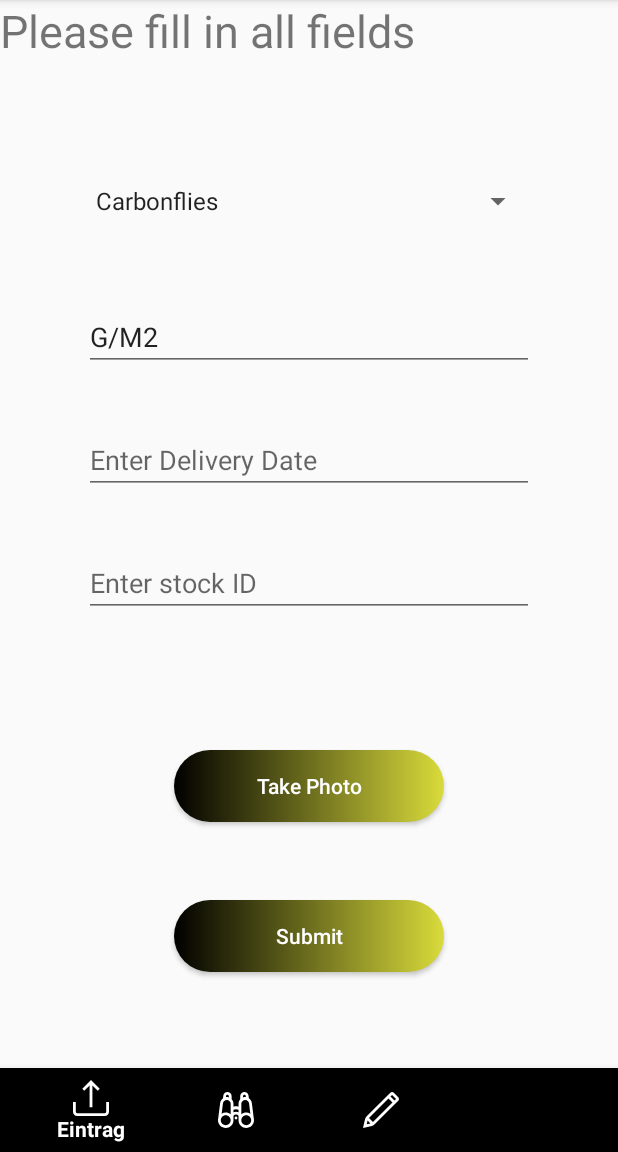
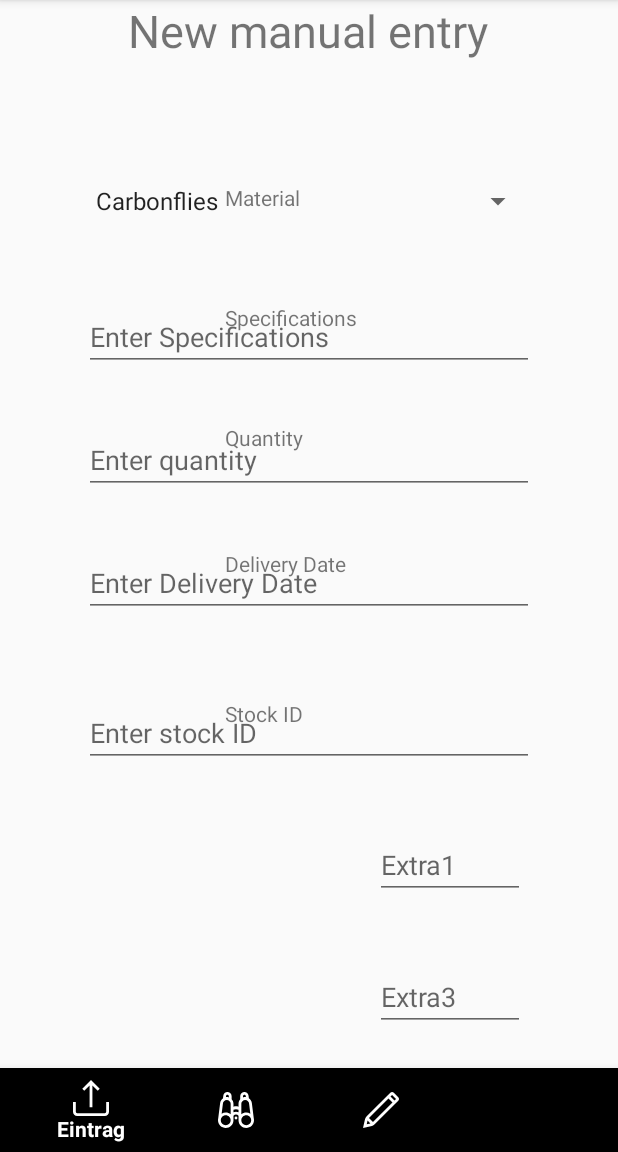
Before and after one commit to MattCas/TFC_Stockmaster, an Android app: the screen it shows after launch (MainActivity), after a tap on "Manuell Eintrag", on a phone screen of 412 x 824 dp, the part 84-1236 px from its top. Run offline under Robolectric (Android 15) with nearby library versions, the phone set to English and light mode, and no system bars.

Commit message:
Generated additional edittext for Extra fields. Works in DB. Added Quantity. Still need to upload images and generate QR codes.

```diff
--- a/app/src/main/java/com/TFCStockmaster/MainActivity.java
+++ b/app/src/main/java/com/TFCStockmaster/MainActivity.java
@@ -94,7 +94,7 @@ public class MainActivity extends AppCompatActivity {
   }
   // Insert into DB
   // TODO Adjust inputs and recreate database to match
-  public void InsertDB(View view, String stockid, String material, String quantity, String specs, String deliveryDate, String extra1, String extra2, String extra3, String extra4, String extra5, String extra6, String photoid){
+  public void InsertDB(View view, String stockid, String material, String spec_declared, String specs, String quantity, String deliveryDate, String extra1, String extra2, String extra3, String extra4, String extra5, String extra6, String photoid){
     try{
       if(ConnectionClass.con == null){
         new ConnectionClass().setConnection();
@@ -103,8 +103,8 @@ public class MainActivity extends AppCompatActivity {
       if(ConnectionClass.con != null){
         Statement stmt = ConnectionClass.con.createStatement();
         // SQL statement
-        String sql = "insert INTO StockTable VALUES('" + stockid + "','" +  material + "','" + quantity +
-                "','" +  specs +  "','" +  deliveryDate + "','" + extra1 + "','" +  extra2 + "','" +  extra3 +
+        String sql = "insert INTO StockTable VALUES('" + stockid + "','" +  material + "','" + spec_declared +
+                "','" +  specs +  "','" +  quantity + "','" + deliveryDate + "','" + extra1 + "','" +  extra2 + "','" +  extra3 +
                 "','"+ extra4 + "','" +  extra5 + "','" +  extra6 + "','" +  photoid + "', getDate());";
         int res = stmt.executeUpdate(sql);
         //Log.e("DBCOM", sql);
--- a/app/src/main/java/com/TFCStockmaster/fragments/ManualEntryFragment.java
+++ b/app/src/main/java/com/TFCStockmaster/fragments/ManualEntryFragment.java
@@ -12,6 +12,7 @@ import android.widget.ArrayAdapter;
 import android.widget.Button;
 import android.widget.DatePicker;
 import android.widget.EditText;
+import android.widget.RelativeLayout;
 import android.widget.Spinner;
 
 import androidx.fragment.app.Fragment;
@@ -23,8 +24,8 @@ import java.util.Calendar;
 
 public class ManualEntryFragment extends Fragment implements AdapterView.OnItemSelectedListener {
     DatePickerDialog picker;
-    EditText eText, stockid;
-    String material, specs, deliveryDate, stockidstring, quantity, photoid, extra1, extra2, extra3, extra4, extra5, extra6;
+    EditText eText, etStockid, etSpecDeclared, etQuantity, etExtra1, etExtra2, etExtra3, etExtra4, etExtra5, etExtra6;
+    String material, specs, deliveryDate, stockidstring, spec_declared, quantity, photoid, extra1, extra2, extra3, extra4, extra5, extra6;
 
     public ManualEntryFragment() {
         // Required empty public constructor
@@ -66,9 +67,17 @@ public class ManualEntryFragment extends Fragment implements AdapterView.OnItemS
         final Spinner manEntryMaterial    = view.findViewById(R.id.man_entry_material);
         final EditText manEntrySpecs      = view.findViewById(R.id.man_entry_specs);
         final EditText manEntryDate       = view.findViewById(R.id.man_entry_date_text);
-        stockid                           = view.findViewById(R.id.man_entry_stockid);
+        etSpecDeclared                    = view.findViewById(R.id.man_entry_spec_declared);
+        etQuantity                        = view.findViewById(R.id.man_entry_quantity);
+        etStockid                         = view.findViewById(R.id.man_entry_stockid);
+        etExtra1                          = view.findViewById(R.id.man_entry_extra1);
+        etExtra2                          = view.findViewById(R.id.man_entry_extra2);
+        etExtra3                          = view.findViewById(R.id.man_entry_extra3);
+        etExtra4                          = view.findViewById(R.id.man_entry_extra4);
+        etExtra5                          = view.findViewById(R.id.man_entry_extra5);
+        etExtra6                          = view.findViewById(R.id.man_entry_extra6);
         // Setup material spinner
-        ArrayAdapter<CharSequence> adapter = ArrayAdapter.createFromResource(getContext(), R.array.planets_array, android.R.layout.simple_spinner_item);
+        ArrayAdapter<CharSequence> adapter = ArrayAdapter.createFromResource(getContext(), R.array.categories_array, android.R.layout.simple_spinner_item);
         adapter.setDropDownViewResource(android.R.layout.simple_spinner_dropdown_item);
         manEntryMaterial.setAdapter(adapter);
         manEntryMaterial.setOnItemSelectedListener(this);
@@ -76,19 +85,20 @@ public class ManualEntryFragment extends Fragment implements AdapterView.OnItemS
         manEntrySubmitButton.setOnClickListener(new View.OnClickListener() {
             @Override
             public void onClick(View view) {
-                stockidstring = stockid.getText().toString();
-                specs = manEntrySpecs.getText().toString();
-                deliveryDate = manEntryDate.getText().toString();
-                quantity = "qty variable";
-                photoid = "photoID here";
-                extra1 = "extra info here";
-                extra2 = "extra info here";
-                extra3 = "extra info here";
-                extra4 = "extra info here";
-                extra5 = "extra info here";
-                extra6 = "extra info here";
-                // Enter code to submit entry details here                                              ADD OTHER COLUMNS HERE -> MODIFY METHOD IN MAIN CLASS TO ACCEPT MORE ARGUMENTS
-                ((MainActivity) getActivity()).InsertDB(view,stockidstring, material, quantity, specs, deliveryDate, extra1, extra2, extra3, extra4, extra5, extra6, photoid);
+                stockidstring           = etStockid.getText().toString();
+                specs                   = manEntrySpecs.getText().toString();
+                deliveryDate            = manEntryDate.getText().toString();
+                spec_declared           = etSpecDeclared.getText().toString();
+                quantity                = etQuantity.getText().toString();
+                photoid                 = "photoID4Retrieval";
+                extra1                  = etExtra1.getText().toString();
+                extra2                  = etExtra2.getText().toString();
+                extra3                  = etExtra3.getText().toString();
+                extra4                  = etExtra4.getText().toString();
+                extra5                  = etExtra5.getText().toString();
+                extra6                  = etExtra6.getText().toString();
+                // Enter code to submit entry details here
+                ((MainActivity) getActivity()).InsertDB(view,stockidstring, material, spec_declared, specs, quantity, deliveryDate, extra1, extra2, extra3, extra4, extra5, extra6, photoid);
                 //Log.e("RES", material+specs+deliveryDate);
 
                 // Rename image to match charge ID
@@ -104,7 +114,7 @@ public class ManualEntryFragment extends Fragment implements AdapterView.OnItemS
             public void onClick(View view) {
                 //Intent intent = new Intent("android.media.action.IMAGE_CAPTURE");
                 //startActivityForResult(intent, 0);
-                ((MainActivity) getActivity()).takePhoto(stockid.getText().toString());
+                ((MainActivity) getActivity()).takePhoto(etStockid.getText().toString());
                 //((MainActivity) getActivity()).sendPhoto();
                 // Get image as variable
                 // Rename image to match charge ID
@@ -121,6 +131,7 @@ public class ManualEntryFragment extends Fragment implements AdapterView.OnItemS
         material = parent.getItemAtPosition(pos).toString();
         EditText spec = getActivity().findViewById(R.id.man_entry_specs);
         if (spec!= null){
+            RelativeLayout currentLayout = view.findViewById(R.id.man_entry_layout);
            switch (material){
                case "Carbonflies":
                   spec.setText(R.string.carbon_specs);
@@ -131,6 +142,12 @@ public class ManualEntryFragment extends Fragment implements AdapterView.OnItemS
                    break;
                case "Schaum":
                    spec.setText(R.string.foam_specs);
+                   /*
+                   etExtra1 = new EditText(getContext());
+                   etExtra1.setLayoutParams(new RelativeLayout.LayoutParams(RelativeLayout.LayoutParams.MATCH_PARENT, RelativeLayout.LayoutParams.WRAP_CONTENT));
+                   etExtra1.setText("dynamic item");
+                   currentLayout.addView(etExtra1);
+                    */
                    break;
                case "Hose":
                    spec.setText(R.string.hose_specs);
--- a/app/src/main/res/layout/fragment_manual_entry.xml
+++ b/app/src/main/res/layout/fragment_manual_entry.xml
@@ -1,17 +1,63 @@
 <?xml version="1.0" encoding="utf-8"?>
 <RelativeLayout xmlns:android="http://schemas.android.com/apk/res/android"
     xmlns:tools="http://schemas.android.com/tools"
+    android:id = "@+id/man_entry_layout"
     android:layout_width="match_parent"
     android:layout_height="match_parent"
     tools:context=".fragments.ManualEntryFragment">
 
     <TextView
         android:id="@+id/man_entry_header"
-        android:layout_width="match_parent"
-        android:layout_height="match_parent"
+        android:layout_width="wrap_content"
+        android:layout_height="wrap_content"
         android:text="@string/man_form_label"
         android:textSize="30dp"
-        android:layout_centerHorizontal="true"/>
+        android:layout_centerHorizontal="true"
+        />
+
+    <TextView
+        android:id="@+id/material_label_man_entry"
+        android:layout_width="100dp"
+        android:layout_height="wrap_content"
+        android:layout_marginTop="122dp"
+        android:layout_marginLeft="150dp"
+        android:text="Material"
+        />
+
+    <TextView
+        android:id="@+id/specs_label_man_entry"
+        android:layout_width="100dp"
+        android:layout_height="wrap_content"
+        android:layout_marginTop="202dp"
+        android:layout_marginLeft="150dp"
+        android:text="Specifications"
+        />
+
+    <TextView
+        android:id="@+id/quantity_label_man_entry"
+        android:layout_width="100dp"
+        android:layout_height="wrap_content"
+        android:layout_marginTop="282dp"
+        android:layout_marginLeft="150dp"
+        android:text="Quantity"
+        />
+
+    <TextView
+        android:id="@+id/delivery_date_label_man_entry"
+        android:layout_width="100dp"
+        android:layout_height="wrap_content"
+        android:layout_marginTop="366dp"
+        android:layout_marginLeft="150dp"
+        android:text="Delivery Date"
+        />
+
+    <TextView
+        android:id="@+id/man_entry_stock_id"
+        android:layout_width="100dp"
+        android:layout_height="wrap_content"
+        android:layout_marginTop="466dp"
+        android:layout_marginLeft="150dp"
+        android:text="Stock ID" />
 
     <Spinner
         android:id="@+id/man_entry_material"
@@ -25,11 +71,21 @@
         android:autofillHints="" />
 
     <EditText
-        android:id="@+id/man_entry_specs"
+        android:id="@+id/man_entry_spec_declared"
         android:layout_width="300dp"
         android:layout_height="wrap_content"
         android:layout_alignParentTop="true"
         android:layout_centerHorizontal="true"
+        android:layout_marginTop="202dp"
+        android:ems="10"
+        android:hint="Enter Specifications" />
+
+    <EditText
+        android:id="@+id/man_entry_specs"
+        android:layout_width="100dp"
+        android:layout_height="wrap_content"
+        android:layout_alignParentTop="true"
+        android:layout_marginLeft="550dp"
         android:layout_marginTop="202dp"
         android:ems="10"
         android:hint="G/M2" />
@@ -40,7 +96,7 @@
         android:layout_height="wrap_content"
         android:layout_alignParentTop="true"
         android:layout_centerHorizontal="true"
-        android:layout_marginTop="284dp"
+        android:layout_marginTop="366dp"
         android:ems="10"
         android:hint="Enter Delivery Date" />
 
@@ -50,30 +106,103 @@
         android:layout_height="wrap_content"
         android:layout_alignParentTop="true"
         android:layout_centerHorizontal="true"
-        android:layout_marginTop="366dp"
+        android:layout_marginTop="466dp"
         android:ems="10"
         android:hint="Enter stock ID" />
+
+
+    <EditText
+        android:id="@+id/man_entry_quantity"
+        android:layout_width="300dp"
+        android:layout_height="wrap_content"
+        android:layout_alignParentTop="true"
+        android:layout_centerHorizontal="true"
+        android:layout_marginTop="284dp"
+        android:ems="10"
+        android:hint="Enter quantity" />
+
+
+    <EditText
+        android:id="@+id/man_entry_extra1"
+        android:layout_width="100dp"
+        android:layout_height="wrap_content"
+        android:layout_alignParentTop="true"
+        android:layout_marginLeft="250dp"
+        android:layout_marginTop="554dp"
+        android:ems="10"
+        android:hint="Extra1" />
+
+    <EditText
+        android:id="@+id/man_entry_extra2"
+        android:layout_width="100dp"
+        android:layout_height="wrap_content"
+        android:layout_alignParentTop="true"
+        android:layout_marginLeft="450dp"
+        android:layout_marginTop="554dp"
+        android:ems="10"
+        android:hint="Extra2" />
+
+    <EditText
+        android:id="@+id/man_entry_extra3"
+        android:layout_width="100dp"
+        android:layout_height="wrap_content"
+        android:layout_alignParentTop="true"
+        android:layout_marginLeft="250dp"
+        android:layout_marginTop="642dp"
+        android:ems="10"
+        android:hint="Extra3" />
+
+    <EditText
+        android:id="@+id/man_entry_extra4"
+        android:layout_width="100dp"
+        android:layout_height="wrap_content"
+        android:layout_alignParentTop="true"
+        android:layout_marginLeft="450dp"
+        android:layout_marginTop="642dp"
+        android:ems="10"
+        android:hint="Extra4" />
+
+    <EditText
+        android:id="@+id/man_entry_extra5"
+        android:layout_width="100dp"
+        android:layout_height="wrap_content"
+        android:layout_alignParentTop="true"
+        android:layout_marginLeft="250dp"
+        android:layout_marginTop="730dp"
+        android:ems="10"
+        android:hint="Extra5" />
+
+    <EditText
+        android:id="@+id/man_entry_extra6"
+        android:layout_width="100dp"
+        android:layout_height="wrap_content"
+        android:layout_alignParentTop="true"
+        android:layout_marginLeft="450dp"
+        android:layout_marginTop="730dp"
+        android:ems="10"
+        android:hint="Extra6" />
+
+    <Button
+        android:id="@+id/man_entry_photo_button"
+        android:layout_width="180dp"
+        android:layout_height="wrap_content"
+        android:layout_centerHorizontal="true"
+        android:layout_marginTop="800dp"
+        android:text="@string/take_photo"
+        android:textColor="#FFFFFF"
+        android:textAllCaps="false"
+        android:background="@drawable/tfc_custom_button"/>
+
 
     <Button
         android:id="@+id/man_entry_submit_button"
         android:layout_width="180dp"
         android:layout_height="wrap_content"
         android:layout_centerHorizontal="true"
-        android:layout_marginTop="600dp"
+        android:layout_marginTop="900dp"
         android:text="@string/submit"
         android:textColor="#FFFFFF"
         android:textAllCaps="false"
         android:background="@drawable/tfc_custom_button"/>
 
-    <Button
-        android:id="@+id/man_entry_photo_button"
-        android:layout_width="180dp"
-        android:layout_height="wrap_content"
-        android:layout_centerHorizontal="true"
-        android:layout_marginTop="500dp"
-        android:text="@string/take_photo"
-        android:textColor="#FFFFFF"
-        android:textAllCaps="false"
-        android:background="@drawable/tfc_custom_button"/>
-
 </RelativeLayout>
--- a/app/src/main/res/values/strings.xml
+++ b/app/src/main/res/values/strings.xml
@@ -8,7 +8,7 @@
     <string name="modify_entry">Eintrag Bearbeiten</string>
     <string name="qr_scan">QRCode Scannen</string>
     <string name="stock_id_lookup">Charge Nummer Suchen</string>
-    <string name="man_form_label">Please fill in all fields</string>
+    <string name="man_form_label">New manual entry</string>
     <string name="set_date">Set Date</string>
     <string name="submit">Submit</string>
     <string name="edit_entry_title">Edit Fields to Amend</string>
@@ -16,11 +16,11 @@
 
     <string name="carbon_specs">G/M2</string>
     <string name="reshard_specs">KG</string>
-    <string name="foam_specs">Stuck</string>
+    <string name="foam_specs">cm</string>
     <string name="hose_specs">M</string>
     <string name="sapl">KG</string>
 
-    <string-array name="planets_array">
+    <string-array name="categories_array">
         <item>Carbonflies</item>
         <item>Harzmenge</item>
         <item>Harter</item>
```
